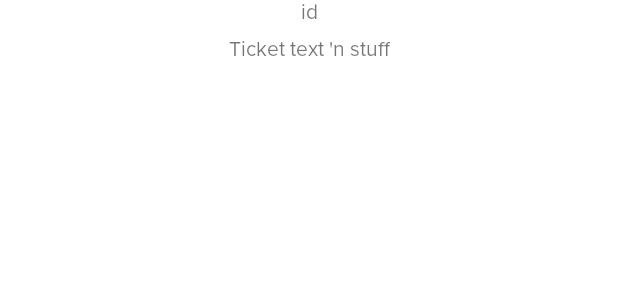
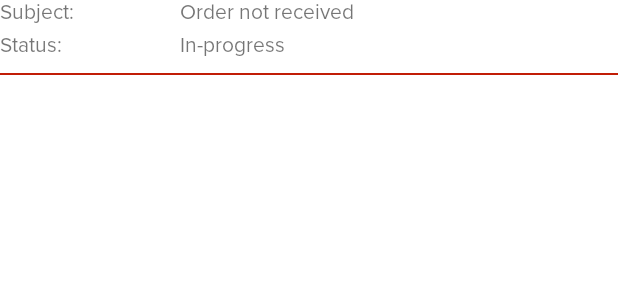
Before and after one commit to AIR-FOI-HR/AIR2102-ecx-frontend, an Android app: the layout support_ticket_row_item.xml on its own in the app's theme, with its tools: preview values and no code run, on a phone screen of 412 x 824 dp. Shown: the top 300 px of the screen. Run offline under Robolectric (Android 15) with nearby library versions, the phone set to English and light mode, and no system bars.

Commit message:
WBL-45 Styled List Items in list now appear very similar to initial design.
Took 26 minutes

```diff
--- a/app/src/main/res/layout/support_ticket_row_item.xml
+++ b/app/src/main/res/layout/support_ticket_row_item.xml
@@ -1,30 +1,64 @@
 <?xml version="1.0" encoding="utf-8"?>
-<androidx.constraintlayout.widget.ConstraintLayout xmlns:android="http://schemas.android.com/apk/res/android"
+<RelativeLayout xmlns:android="http://schemas.android.com/apk/res/android"
         xmlns:tools="http://schemas.android.com/tools"
         xmlns:app="http://schemas.android.com/apk/res-auto"
         android:layout_width="match_parent"
-        android:layout_height="wrap_content"
-        android:layout_marginBottom="20dp"
+        android:layout_height="60dp"
         android:orientation="vertical">
 
     <TextView
-            android:id="@+id/tv_ticket_id"
-            tools:text="id"
+            android:id="@+id/labelSubject"
+            android:layout_width="wrap_content"
             android:layout_height="wrap_content"
-            android:layout_width="wrap_content"
-            app:layout_constraintEnd_toEndOf="parent"
-            app:layout_constraintStart_toStartOf="parent"
+            android:text="@string/ticket_subject"
+            android:width="100dp"
             app:layout_constraintTop_toTopOf="parent"
-            app:layout_constraintBottom_toTopOf="@id/tv_ticket_text" />
+            app:layout_constraintStart_toStartOf="parent" />
 
     <TextView
-            android:id="@+id/tv_ticket_text"
-            tools:text="Ticket text 'n stuff"
-            app:layout_constraintTop_toBottomOf="@+id/tv_ticket_id"
+            android:id="@+id/labelStatus"
+            android:layout_width="wrap_content"
             android:layout_height="wrap_content"
-            android:layout_width="wrap_content"
-            android:layout_marginTop="8dp"
+            android:text="@string/ticket_status"
+            android:width="100dp"
+            app:layout_constraintTop_toBottomOf="@+id/labelSubject"
+            app:layout_constraintStart_toStartOf="parent"
+            app:layout_constraintBottom_toBottomOf="parent"
+            android:layout_alignParentStart="true"
+            android:layout_marginTop="5dp"
+            android:layout_below="@+id/labelSubject" />
+
+    <TextView
+            android:id="@+id/tv_ticket_subject"
+            tools:text="Order not received"
+            android:layout_height="wrap_content"
+            android:layout_width="match_parent"
             app:layout_constraintEnd_toEndOf="parent"
-            app:layout_constraintStart_toStartOf="parent"
-            app:layout_constraintBottom_toBottomOf="parent" />
-</androidx.constraintlayout.widget.ConstraintLayout>
+            app:layout_constraintTop_toTopOf="parent"
+            app:layout_constraintBottom_toTopOf="@id/tv_ticket_status"
+            app:layout_constraintStart_toEndOf="@+id/labelSubject"
+            android:layout_toEndOf="@+id/labelSubject"
+            android:layout_marginStart="20dp" />
+
+    <TextView
+            android:id="@+id/tv_ticket_status"
+            tools:text="In-progress"
+            android:layout_height="wrap_content"
+            android:layout_width="match_parent"
+            app:layout_constraintEnd_toEndOf="parent"
+            app:layout_constraintTop_toBottomOf="@id/tv_ticket_subject"
+            app:layout_constraintBottom_toBottomOf="parent"
+            app:layout_constraintStart_toEndOf="@+id/labelStatus"
+            android:layout_alignParentEnd="true"
+            android:layout_marginTop="5dp"
+            android:layout_marginStart="20dp"
+            android:layout_below="@+id/tv_ticket_subject"
+            android:layout_toEndOf="@+id/labelStatus" />
+
+    <View
+            android:layout_marginTop="10dp"
+            android:layout_width="match_parent"
+            android:layout_height="1dp"
+            android:background="@color/wienerberger_red"
+            android:layout_below="@+id/tv_ticket_status" />
+</RelativeLayout>
--- a/app/src/main/res/values/strings.xml
+++ b/app/src/main/res/values/strings.xml
@@ -39,4 +39,6 @@
     <string name="hint_subject">Subject</string>
     <string name="hint_message">Message</string>
     <string name="create">Create</string>
+    <string name="ticket_subject">Subject:</string>
+    <string name="ticket_status">Status:</string>
 </resources>
```
Also changed, not shown: app/src/main/java/com/ecxfoi/wbl/wienerbergerfrontend/ui/main/supporttickets/RecyclerAdapter.java (+11 -11 lines), app/src/main/res/layout/fragment_support_tickets.xml (+7 -2 lines).
